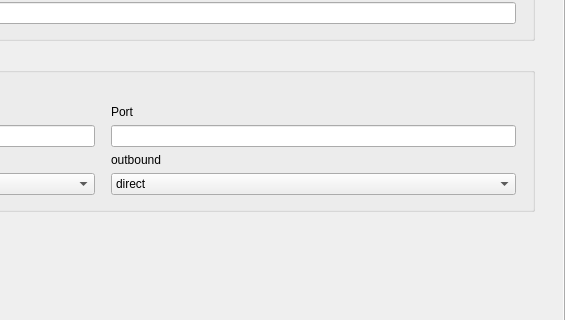
tergride/poros, file include/ui/setting/dialog_basic_settings.ui: the form before one commit; both pictures show x 360 to 925 and y 196 to 516 of the 925 by 634 pixel window.
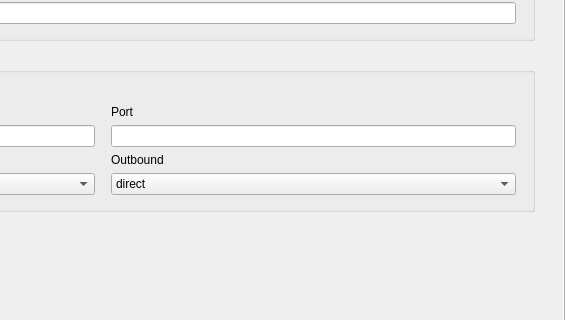
The form after the commit. The open tabs and pages were chosen to show the change. Custom widgets are drawn as their Qt base class.

```diff
--- a/include/ui/setting/dialog_basic_settings.ui
+++ b/include/ui/setting/dialog_basic_settings.ui
@@ -2108,7 +2108,7 @@
               <item row="3" column="1">
                <widget class="QLabel" name="ntp_outbound_l">
                 <property name="text">
-                 <string>outbound</string>
+                 <string>Outbound</string>
                 </property>
                 <property name="role" stdset="false">
                  <string notr="true">field</string>
```
